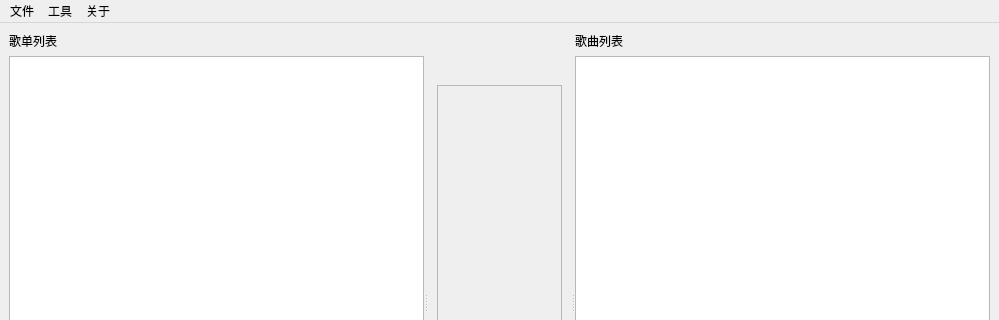
Before: the Qt Designer form ui/main_window.ui in shicj0927/EasyMusicPlus, drawn with Qt 5; both pictures show x 0 to 999 and y 0 to 320 of the 999 by 701 pixel window.
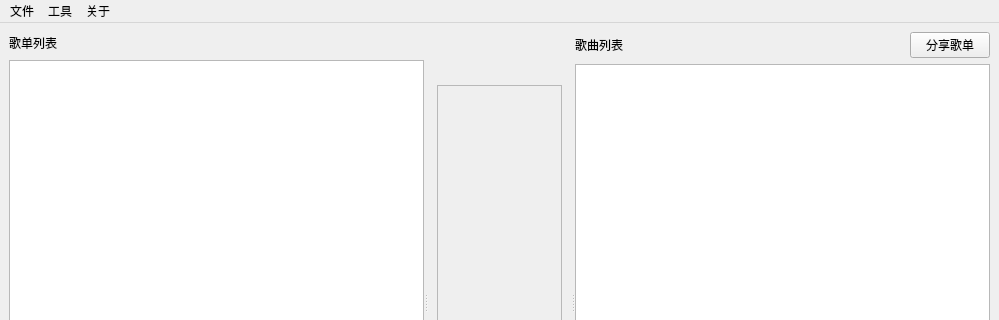
After: the same form once the commit is applied.

Commit message: 添加分享歌单html功能

```diff
--- a/ui/main_window.ui
+++ b/ui/main_window.ui
@@ -29,6 +29,8 @@
       <widget class="QWidget" name="qWidget_listsArea">
        <layout class="QVBoxLayout" name="qVBoxLayout_listsArea">
         <item>
+         <layout class="QHBoxLayout" name="horizontalLayout_5">
+          <item>
          <widget class="QLabel" name="qLabel_listsTitle">
           <property name="text">
            <string>歌单列表</string>
@@ -36,6 +38,34 @@
          </widget>
         </item>
         <item>
+           <spacer name="horizontalSpacer_4">
+            <property name="orientation">
+             <enum>Qt::Horizontal</enum>
+            </property>
+            <property name="sizeHint" stdset="0">
+             <size>
+              <width>40</width>
+              <height>20</height>
+             </size>
+            </property>
+           </spacer>
+          </item>
+          <item>
+           <widget class="QPushButton" name="qPushButton_empty">
+            <property name="text">
+             <string/>
+            </property>
+            <property name="checkable">
+             <bool>false</bool>
+            </property>
+            <property name="flat">
+             <bool>true</bool>
+            </property>
+           </widget>
+          </item>
+         </layout>
+        </item>
+        <item>
          <widget class="QListWidget" name="qListWidget_listsList"/>
         </item>
         <item>
@@ -111,11 +141,35 @@
       <widget class="QWidget" name="qWidget_songsArea">
        <layout class="QVBoxLayout" name="qVBoxLayout_songsArea">
         <item>
+         <layout class="QHBoxLayout" name="horizontalLayout_4">
+          <item>
          <widget class="QLabel" name="qLabel_songsTitle">
           <property name="text">
            <string>歌曲列表</string>
           </property>
          </widget>
+          </item>
+          <item>
+           <spacer name="horizontalSpacer_3">
+            <property name="orientation">
+             <enum>Qt::Horizontal</enum>
+            </property>
+            <property name="sizeHint" stdset="0">
+             <size>
+              <width>40</width>
+              <height>20</height>
+             </size>
+            </property>
+           </spacer>
+          </item>
+          <item>
+           <widget class="QPushButton" name="qPushButton_shareList">
+            <property name="text">
+             <string>分享歌单</string>
+            </property>
+           </widget>
+          </item>
+         </layout>
         </item>
         <item>
          <widget class="QListWidget" name="qListWidget_songsList"/>
```
Left out of the diff: 2 changed lines with no effect on the pictures. Lines whose indentation alone changed are shown as unchanged. The commit also changes 4 other files.
